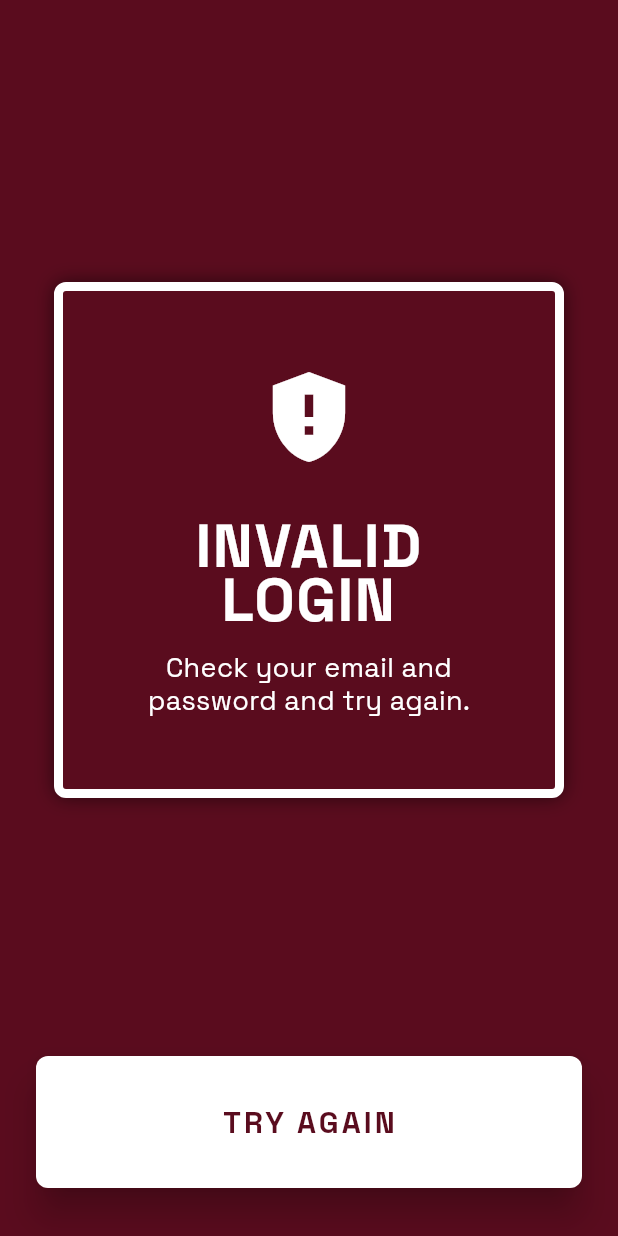
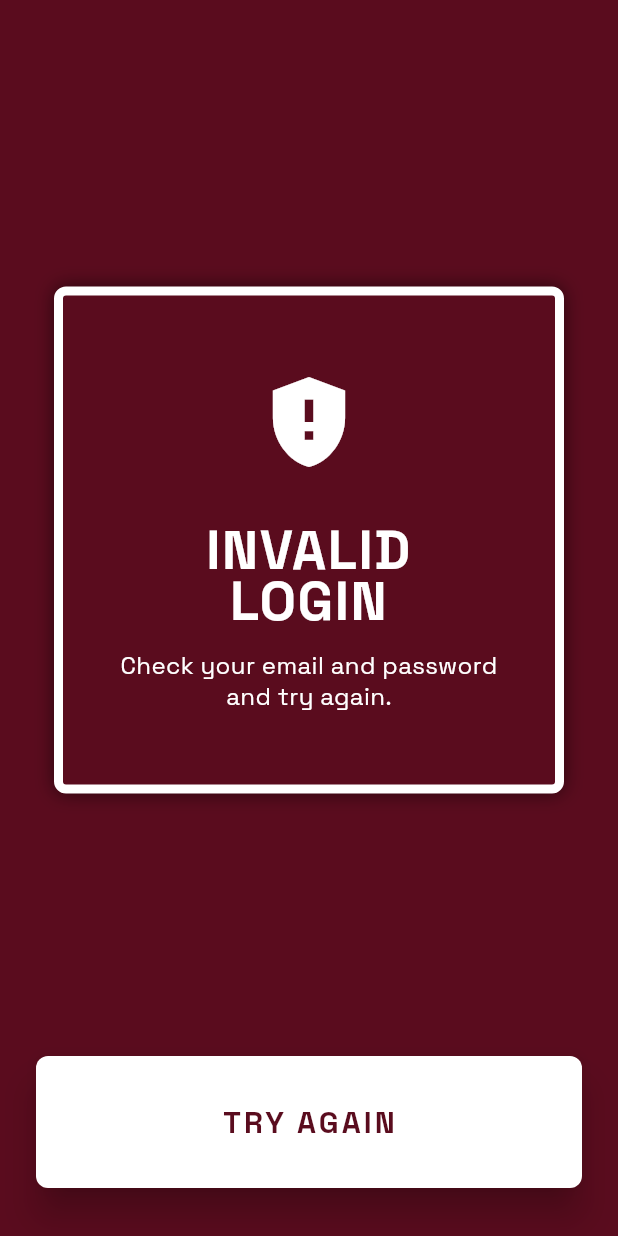
Before and after one commit to varnitp101/grocery_vision, a Flutter app: the LoginErrorScreen screen opened directly, on a phone screen of 412 x 824 dp. Run offline on Flutter 3.47's test engine with Material 3 defaults, Android fonts, the phone set to English and light mode, and no system bars; our stand-ins replace camera, cloud_firestore, firebase_ai, firebase_auth, firebase_core, flutter_riverpod and 5 more; accounts and stored records are empty.

Commit message:
fix app function

```diff
--- a/lib/features/auth/screens/login_error_screen.dart
+++ b/lib/features/auth/screens/login_error_screen.dart
@@ -1,7 +1,14 @@
 import 'package:flutter/material.dart';
 
 class LoginErrorScreen extends StatelessWidget {
-  const LoginErrorScreen({super.key});
+  final String title;
+  final String? errorMessage;
+
+  const LoginErrorScreen({
+    super.key,
+    this.title = 'INVALID\nLOGIN',
+    this.errorMessage,
+  });
 
   @override
   Widget build(BuildContext context) {
@@ -30,30 +37,30 @@ class LoginErrorScreen extends StatelessWidget {
                         BoxShadow(color: Colors.black54, blurRadius: 10),
                       ],
                     ),
-                    child: const Column(
+                    child: Column(
                       mainAxisSize: MainAxisSize.min,
                       children: [
-                        Icon(Icons.gpp_maybe, color: Colors.white, size: 72),
-                        SizedBox(height: 32),
+                        const Icon(Icons.gpp_maybe, color: Colors.white, size: 72),
+                        const SizedBox(height: 32),
                         Text(
-                          'INVALID\nLOGIN',
+                          title,
                           textAlign: TextAlign.center,
-                          style: TextStyle(
+                          style: const TextStyle(
                             color: Colors.white,
-                            fontSize: 40,
+                            fontSize: 36,
                             fontWeight: FontWeight.bold,
-                            height: 0.9,
+                            height: 0.95,
                             letterSpacing: 1.0,
                           ),
                         ),
-                        SizedBox(height: 16),
+                        const SizedBox(height: 16),
                         Text(
-                          'Check your email and password and try again.',
+                          errorMessage ?? 'Check your email and password and try again.',
                           textAlign: TextAlign.center,
-                          style: TextStyle(
+                          style: const TextStyle(
                             color: Colors.white,
-                            fontSize: 18,
-                            height: 1.2,
+                            fontSize: 16,
+                            height: 1.3,
                           ),
                         ),
                       ],
```
Also changed, not shown: lib/features/auth/screens/login_screen.dart (+26 -2 lines), lib/features/auth/screens/signup_screen.dart (+27 -2 lines), pubspec.lock, 1 other file.
